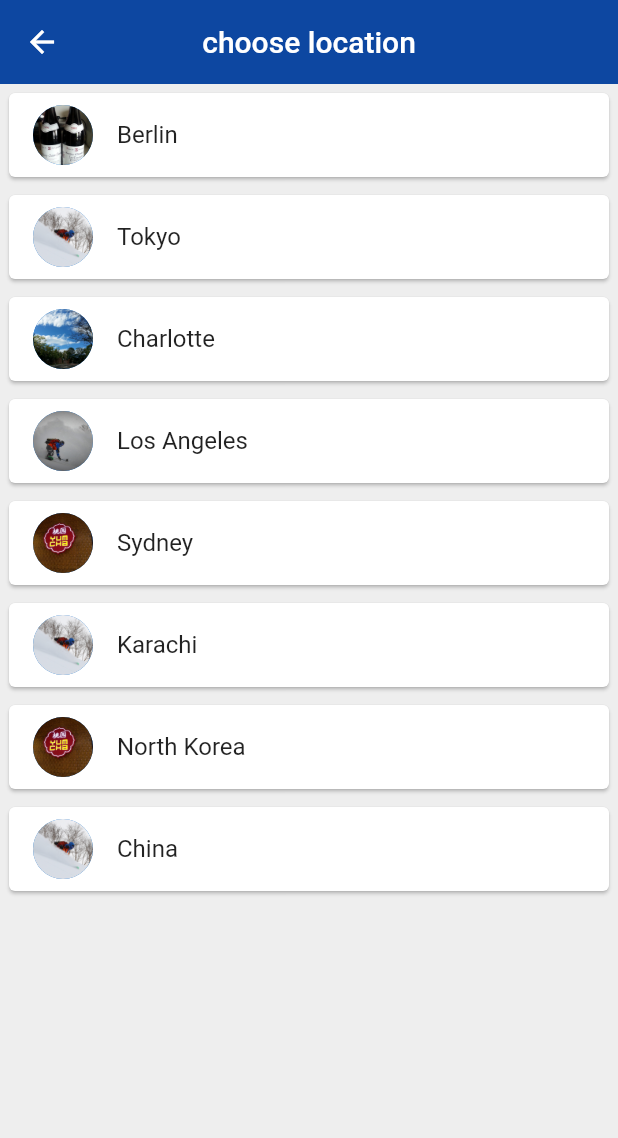
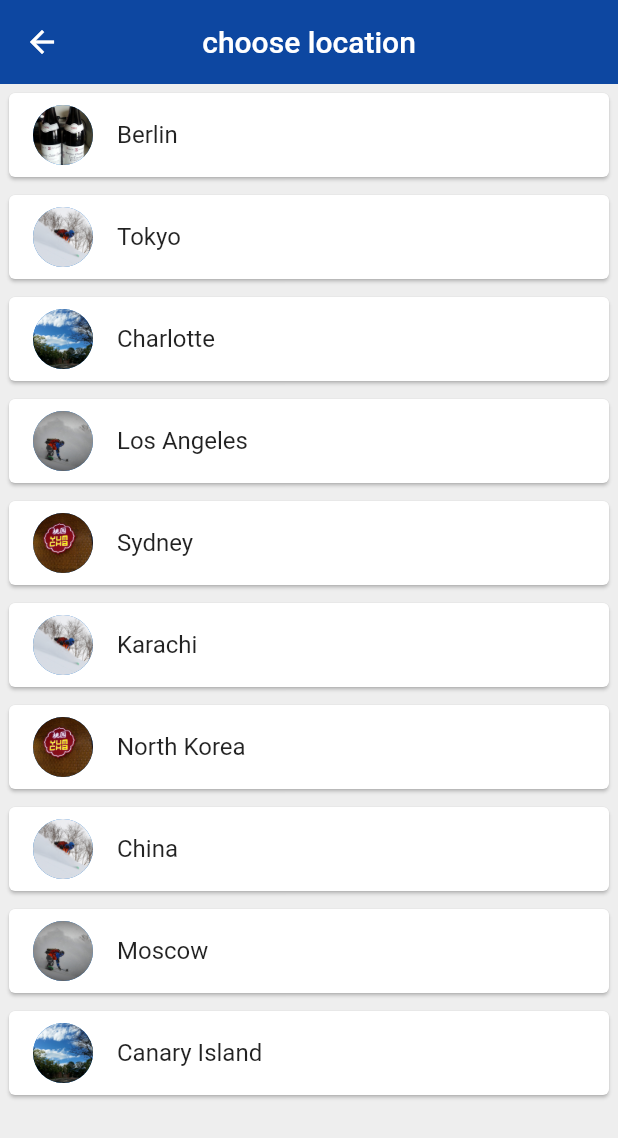
Before and after one commit to dougfoo/astudio-flutter, a Flutter app: the Home screen opened directly with empty values, after a tap on "Edit Location", on a phone screen of 412 x 824 dp. Shown: the top 1138 px of the screen. Run offline on Flutter 3.47's test engine with Material 2 defaults, Android fonts, the light colour scheme and no system bars; our stand-ins replace flutter_spinkit, shared_preferences; missing offline and left inert: dart:ffi; accounts and stored records are empty; network calls fail.

Commit message:
pre page view changes

```diff
--- a/worldtime/lib/pages/choose_location.dart
+++ b/worldtime/lib/pages/choose_location.dart
@@ -16,6 +16,8 @@ class _LocationState extends State<Location> {
     WorldTime(location:'Karachi', flag:'day.jpg', url:'Asia/Karachi'),
     WorldTime(location:'North Korea', flag:'flag3.jpg', url:'Asia/Pyongyang'),
     WorldTime(location:'China', flag:'day.jpg', url:'Asia/Shanghai'),
+    WorldTime(location:'Moscow', flag:'night.jpg', url:'Europe/Moscow'),
+    WorldTime(location:'Canary Island', flag:'flag2.jpg', url:'Atlantic/Canary'),
   ];
 
   // how to save default state
--- a/worldtime/lib/pages/home.dart
+++ b/worldtime/lib/pages/home.dart
@@ -9,16 +9,27 @@ class Home extends StatefulWidget {
 
 class _HomeState extends State<Home> {
   Map data = {};
+  String bgImage;
+  final controller = PageController(
+    initialPage: 1,
+    keepPage: true
+  );
+
+  flipPhoto() {
+    int r = Random().nextInt(14) + 1;
+    String image = r < 10 ? "Niseko_BC_0${r}.jpg" : "Niseko_BC_${r}.jpg";
+    setState(() {
+      this.bgImage = image;
+    });
+    return image;
+  }
 
   @override
   Widget build(BuildContext context) {
     this.data = data.isEmpty ? ModalRoute.of(context).settings.arguments : this.data;
     print(this.data);
 
-    //String bgImage = this.data['isDaytime'] ? 'day.jpg' : 'night.jpg';
-    int r = Random().nextInt(14) + 1;
-    String bgImage = r < 10 ? "Niseko_BC_0${r}.jpg" : "Niseko_BC_${r}.jpg";
-
+    flipPhoto();
     Color bgColor = this.data['isDaytime'] ? Colors.blue[300] : Colors.indigo[700];
 
     return Scaffold(
@@ -27,13 +38,21 @@ class _HomeState extends State<Home> {
         return FloatingActionButton(
             onPressed: () {
               Scaffold.of(context).showSnackBar(
-                  new SnackBar(content: new Text('Hello!')));
+                  new SnackBar(content: new Text('Handicap feature coming soon, for now try swiping left/right !!')));
             },
             tooltip: 'Help',
-            child: Text('+'),
+            child: Icon(Icons.accessible),
         );
       }),
       body: SafeArea(
+        child: GestureDetector(
+          onPanUpdate: (details) {
+            if (details.delta.dx > 15 || details.delta.dx < -15) {   // not best way to detect a long fast drag...
+              // swiping in right direction
+              String photo = flipPhoto();
+              print('pan  $photo');
+            }
+          },
           child: Container(
             decoration: BoxDecoration(
               image: DecorationImage(
@@ -99,6 +118,7 @@ class _HomeState extends State<Home> {
               ),
             ),
           ),
+        ),
       )
     );
   }
--- a/worldtime/lib/services/worldtime.dart
+++ b/worldtime/lib/services/worldtime.dart
@@ -18,8 +18,8 @@ class WorldTime {
           'http://worldtimeapi.org/api/timezone/$url');
       Map data = jsonDecode(response.body);
 
-      String datetime = data['datetime'];
-      String offset = data['utc_offset'].substring(1, 3);
+      String datetime = data['datetime'];   // bug - not handled
+      String offset = data['utc_offset'].substring(0, 3);
       print(offset);
 
       DateTime now = DateTime.parse(datetime);
--- a/worldtime/pubspec.yaml
+++ b/worldtime/pubspec.yaml
@@ -11,7 +11,7 @@ description: A new Flutter application.
 # In iOS, build-name is used as CFBundleShortVersionString while build-number used as CFBundleVersion.
 # Read more about iOS versioning at
 # https://developer.apple.com/library/archive/documentation/General/Reference/InfoPlistKeyReference/Articles/CoreFoundationKeys.html
-version: 1.2.2+3
+version: 1.2.5+5
 
 environment:
   sdk: ">=2.1.0 <3.0.0"
```
Lines whose indentation alone changed are shown as unchanged.
